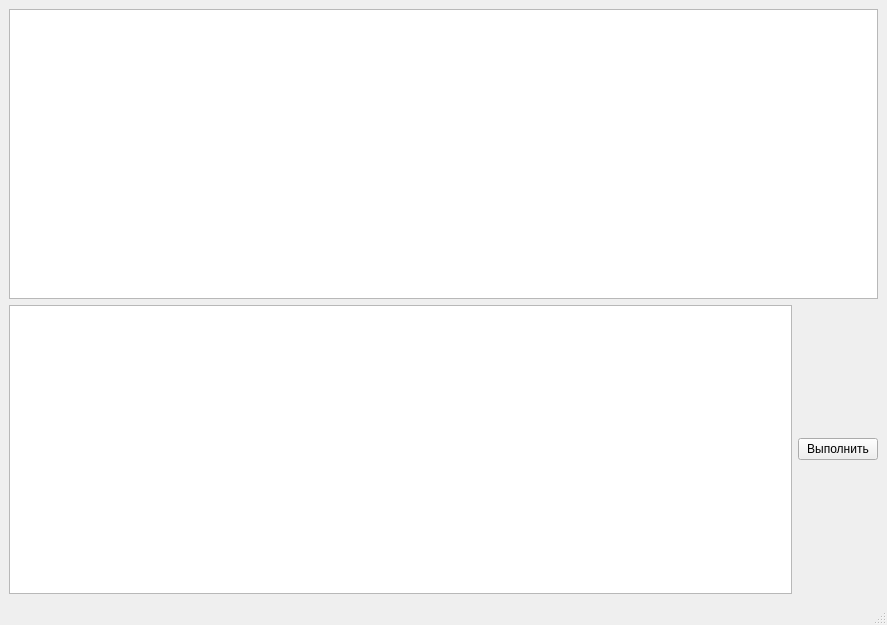
Before: the Qt Designer form esspreso.ui in Renoxx630/Esspreso, drawn with Qt 5.
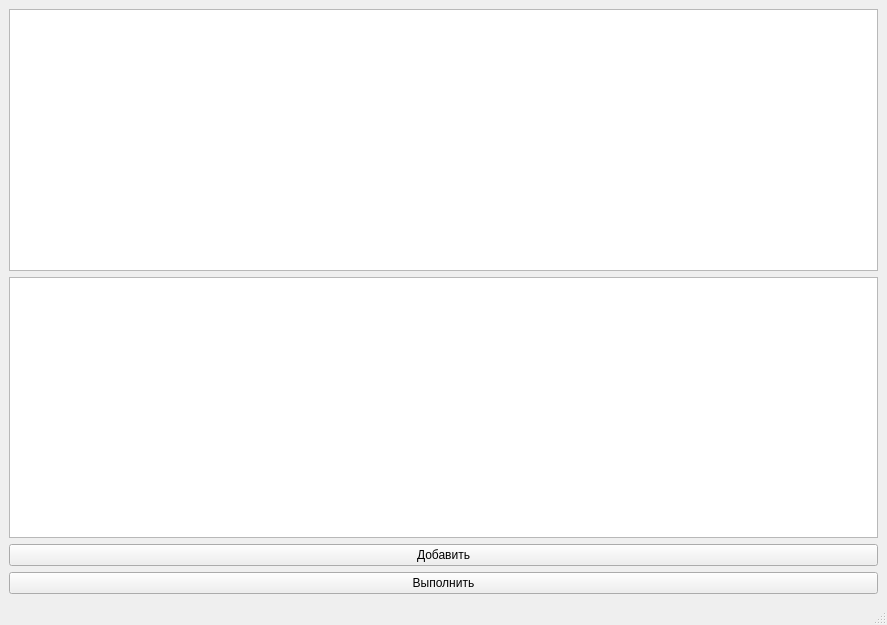
After: the same form once the commit is applied.

Patch:
```diff
--- a/esspreso.ui
+++ b/esspreso.ui
@@ -30,14 +30,24 @@
         </property>
        </widget>
       </item>
-      <item>
+     </layout>
+    </item>
+    <item row="2" column="0">
+     <widget class="QPushButton" name="pushButton_2">
+      <property name="text">
+       <string>Добавить</string>
+      </property>
+     </widget>
+    </item>
+    <item row="0" column="0">
+     <widget class="QTableWidget" name="tableWidget"/>
+    </item>
+    <item row="3" column="0">
        <widget class="QPushButton" name="pushButton">
         <property name="text">
          <string>Выполнить</string>
         </property>
        </widget>
-      </item>
-     </layout>
     </item>
    </layout>
   </widget>
```
Left out of the diff: 3 changed lines with no effect on the pictures. Lines whose indentation alone changed are shown as unchanged.
